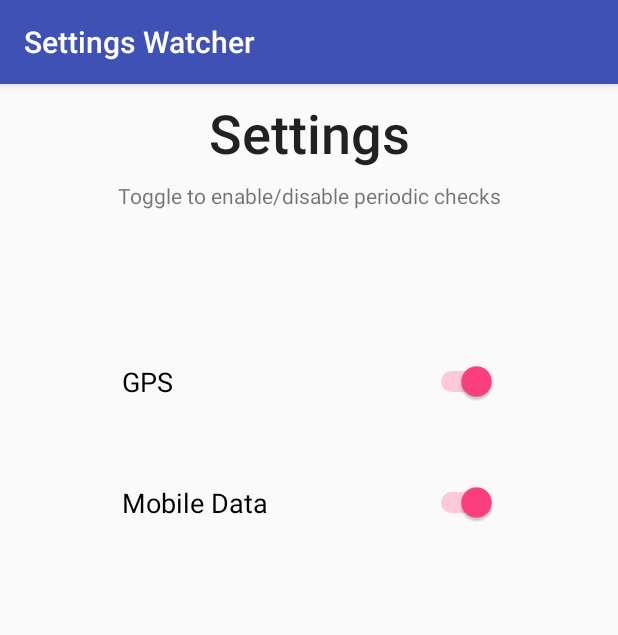
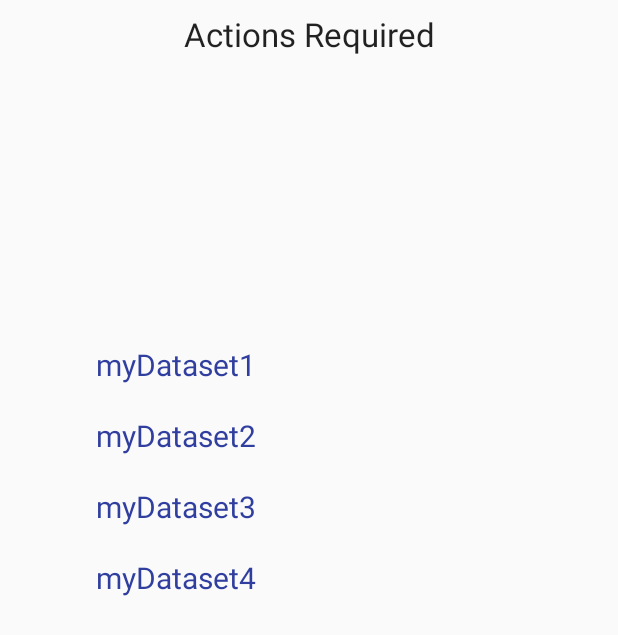
Before and after one commit to tantrumkiller/SettingsScanner, an Android app: the screen it shows after launch (UserPreferencesActivity before the commit, StatusDisplayActivity after it), on a phone screen of 412 x 824 dp. Shown: the top 635 px of the screen. Run offline under Robolectric (Android 15) with nearby library versions, the phone set to English and light mode, and no system bars.

Commit message:
Add Recyclable view for required actions

```diff
--- a/app/build.gradle
+++ b/app/build.gradle
@@ -24,6 +24,7 @@ dependencies {
     implementation 'com.android.support:appcompat-v7:28.0.0'
     implementation 'com.android.support:support-v4:28.0.0'
     implementation 'com.android.support.constraint:constraint-layout:1.1.3'
+    implementation 'com.android.support:recyclerview-v7:28.0.0'
     testImplementation 'junit:junit:4.12'
     androidTestImplementation 'com.android.support.test:runner:1.0.2'
     androidTestImplementation 'com.android.support.test.espresso:espresso-core:3.0.2'
--- a/app/src/main/AndroidManifest.xml
+++ b/app/src/main/AndroidManifest.xml
@@ -13,10 +13,9 @@
         android:roundIcon="@mipmap/ic_launcher_round"
         android:supportsRtl="true"
         android:theme="@style/AppTheme">
-        <activity android:name=".UserPreferencesActivity">
+        <activity android:name=".StatusDisplayActivity">
             <intent-filter>
                 <action android:name="android.intent.action.MAIN" />
-
                 <category android:name="android.intent.category.LAUNCHER" />
             </intent-filter>
         </activity>
--- /dev/null
+++ b/app/src/main/java/com/example/kshitiz/helloworld/MyAdapter.java
@@ -0,0 +1,71 @@
+package com.example.kshitiz.helloworld;
+
+import android.content.Context;
+import android.support.v7.widget.RecyclerView;
+import android.util.Log;
+import android.view.LayoutInflater;
+import android.view.View;
+import android.view.ViewGroup;
+import android.widget.TextView;
+
+import java.util.List;
+
+public class MyAdapter extends RecyclerView.Adapter<MyAdapter.ViewHolder> {
+
+    private List<String> mData;
+    private LayoutInflater mInflater;
+    private ItemClickListener mClickListener;
+
+    // data is passed into the constructor
+    MyAdapter(Context context, List<String> data) {
+        this.mInflater = LayoutInflater.from(context);
+        this.mData = data;
+    }
+
+    // inflates the row layout from xml when needed
+    @Override
+    public ViewHolder onCreateViewHolder(ViewGroup parent, int viewType) {
+        View view = mInflater.inflate(R.layout.my_text_view, parent, false);
+        return new ViewHolder(view);
+    }
+
+    // binds the data to the TextView in each row
+    @Override
+    public void onBindViewHolder(ViewHolder holder, int position) {
+        String animal = mData.get(position);
+        holder.myTextView.setText(animal);
+    }
+
+    // total number of rows
+    @Override
+    public int getItemCount() {
+        return mData.size();
+    }
+
+    // stores and recycles views as they are scrolled off screen
+    public class ViewHolder extends RecyclerView.ViewHolder implements View.OnClickListener {
+        TextView myTextView;
+
+        ViewHolder(View itemView) {
+            super(itemView);
+            myTextView = itemView.findViewById(R.id.my_text_view);
+            itemView.setOnClickListener(this);
+        }
+
+        @Override
+        public void onClick(View view) {
+            if (mClickListener != null) mClickListener.onItemClick(view, getAdapterPosition());
+            Log.i("Recycle", "Clicked");
+        }
+    }
+
+    // convenience method for getting data at click position
+    String getItem(int id) {
+        return mData.get(id);
+    }
+
+    // parent activity will implement this method to respond to click events
+    public interface ItemClickListener {
+        void onItemClick(View view, int position);
+    }
+}
--- a/app/src/main/java/com/example/kshitiz/helloworld/StatusDisplayActivity.java
+++ b/app/src/main/java/com/example/kshitiz/helloworld/StatusDisplayActivity.java
@@ -1,9 +1,43 @@
 package com.example.kshitiz.helloworld;
 
-import android.support.v7.app.AppCompatActivity;
+import android.app.Activity;
+import android.os.Bundle;
+import android.support.v7.widget.LinearLayoutManager;
+import android.support.v7.widget.RecyclerView;
 
-public class StatusDisplayActivity extends AppCompatActivity {
+import java.util.ArrayList;
+import java.util.List;
+
+public class StatusDisplayActivity extends Activity {
+    private RecyclerView recyclerView;
+    private RecyclerView.Adapter mAdapter;
+    private RecyclerView.LayoutManager layoutManager;
 
     // Loop through whitelisted settings
     // For enabled settings display text area
+    @Override
+    protected void onCreate(Bundle savedInstanceState) {
+        super.onCreate(savedInstanceState);
+        setContentView(R.layout.action_display);
+        recyclerView = (RecyclerView) findViewById(R.id.actions_requried_recycler_view);
+
+        // use this setting to improve performance if you know that changes
+        // in content do not change the layout size of the RecyclerView
+        recyclerView.setHasFixedSize(true);
+
+        // use a linear layout manager
+        layoutManager = new LinearLayoutManager(this);
+        recyclerView.setLayoutManager(layoutManager);
+
+        // specify an adapter (see also next example)
+
+        List<String> lists = new ArrayList<>();
+        lists.add("myDataset1");
+        lists.add("myDataset2");
+        lists.add("myDataset3");
+        lists.add("myDataset4");
+
+        mAdapter = new MyAdapter(getApplicationContext(), lists);
+        recyclerView.setAdapter(mAdapter);
+    }
 }
--- a/app/src/main/res/layout/action_display.xml
+++ b/app/src/main/res/layout/action_display.xml
@@ -10,13 +10,29 @@
         android:id="@+id/textView2"
         android:layout_width="190dp"
         android:layout_height="46dp"
+        android:layout_marginBottom="8dp"
         android:layout_marginEnd="8dp"
         android:layout_marginStart="8dp"
         android:layout_marginTop="8dp"
-        android:text="Enabled Settings"
+        android:text="Actions Required"
         android:textAlignment="center"
         android:textAppearance="@style/TextAppearance.AppCompat.Large"
+        app:layout_constraintBottom_toBottomOf="parent"
         app:layout_constraintEnd_toEndOf="parent"
         app:layout_constraintStart_toStartOf="parent"
-        app:layout_constraintTop_toTopOf="parent" />
+        app:layout_constraintTop_toTopOf="parent"
+        app:layout_constraintVertical_bias="0.0" />
+
+    <android.support.v7.widget.RecyclerView
+        android:id="@+id/actions_requried_recycler_view"
+        android:layout_width="304dp"
+        android:layout_height="439dp"
+        android:layout_marginBottom="8dp"
+        android:layout_marginEnd="8dp"
+        android:layout_marginStart="8dp"
+        android:layout_marginTop="8dp"
+        app:layout_constraintBottom_toBottomOf="parent"
+        app:layout_constraintEnd_toEndOf="parent"
+        app:layout_constraintStart_toStartOf="parent"
+        app:layout_constraintTop_toBottomOf="@+id/textView2" />
 </android.support.constraint.ConstraintLayout>
--- /dev/null
+++ b/app/src/main/res/layout/my_text_view.xml
@@ -0,0 +1,16 @@
+<?xml version="1.0" encoding="utf-8"?>
+<LinearLayout
+    xmlns:android="http://schemas.android.com/apk/res/android"
+    android:layout_width="match_parent"
+    android:layout_height="wrap_content"
+    android:orientation="horizontal"
+    android:padding="10dp">
+
+    <TextView
+        android:id="@+id/my_text_view"
+        android:layout_width="wrap_content"
+        android:layout_height="wrap_content"
+        android:textColor="@color/colorPrimaryDark"
+        android:textSize="20sp"/>
+
+</LinearLayout>
--- a/app/src/main/res/values/strings.xml
+++ b/app/src/main/res/values/strings.xml
@@ -1,6 +1,6 @@
 <resources>
     <string name="app_name">Settings Watcher</string>
-    <string name="settings">Settings</string>
+    <string name="settings">Preferences</string>
 
     <string name="gps_switch_button">GPS</string>
     <string name="mobile_data_switch_button">Mobile Data</string>
```
